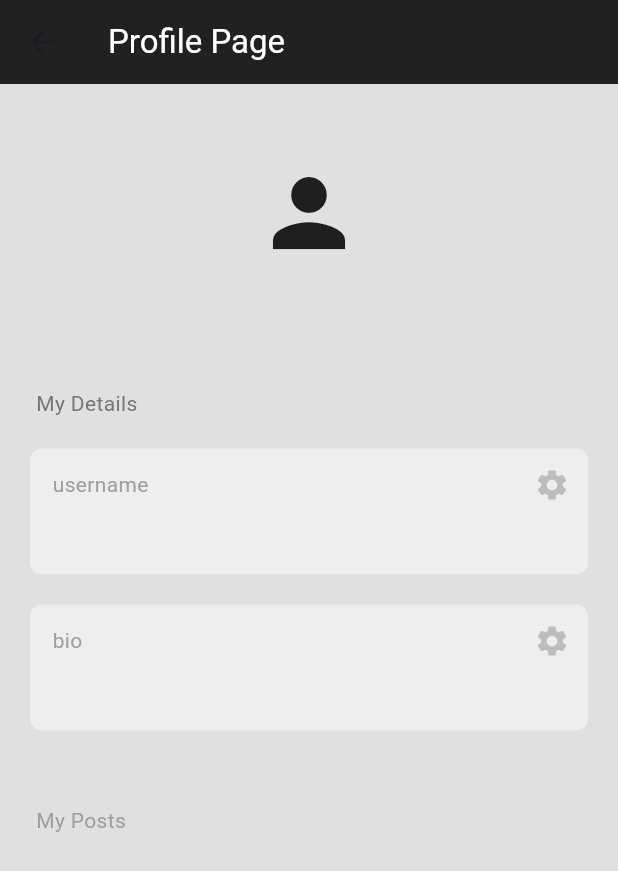
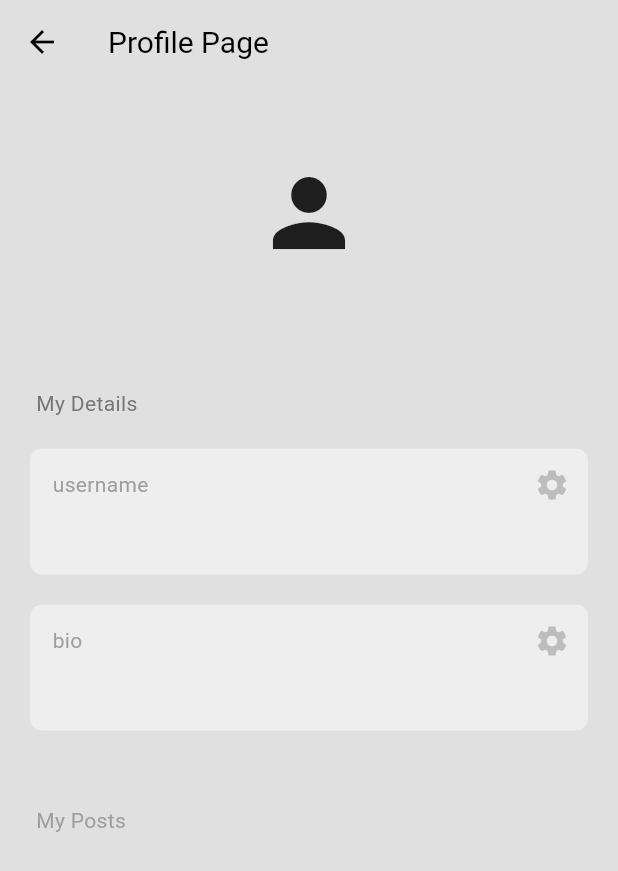
Before and after one commit to funnyTinyCat/flutter10, a Flutter app: the ProfilePage screen opened directly, on a phone screen of 412 x 824 dp. Shown: the top 871 px of the screen. Run offline on Flutter 3.47's test engine with Material 3 defaults, Android fonts, the phone set to English and light mode, and no system bars; our stand-ins replace cloud_firestore, firebase_auth, firebase_core, google_sign_in; accounts and stored records are empty; network calls fail.

Commit message:
Added bug resolving with themes and delete posts + comments

```diff
--- a/lib/components/comment.dart
+++ b/lib/components/comment.dart
@@ -18,7 +18,8 @@
   Widget build(BuildContext context) {
     return Container(
       decoration: BoxDecoration(
-        color: Colors.grey[300],
+     //   color: Colors.grey[300],
+        color: Theme.of(context).colorScheme.secondary,
         borderRadius: BorderRadius.circular(6),
       ),
       margin: const EdgeInsets.only(bottom: 6),
--- a/lib/components/text_box.dart
+++ b/lib/components/text_box.dart
@@ -18,7 +18,7 @@
   Widget build(BuildContext context) {
     return Container(
       decoration: BoxDecoration(
-        color: Colors.grey[200],
+        color: Theme.of(context).colorScheme.primary,
         borderRadius: BorderRadius.circular(8),
       ),
       padding: const EdgeInsets.only(left: 15, bottom: 15,),
--- a/lib/pages/home_page.dart
+++ b/lib/pages/home_page.dart
@@ -64,7 +64,8 @@
   @override
   Widget build(BuildContext context) {
     return Scaffold(
-      backgroundColor: Colors.grey[300],
+     // backgroundColor: Colors.grey[300],
+     backgroundColor: Theme.of(context).colorScheme.surface,
       appBar: AppBar(
         title: const Text("The Wall"),
         // actions: [
--- a/lib/pages/profile_page.dart
+++ b/lib/pages/profile_page.dart
@@ -93,13 +93,14 @@
   @override
   Widget build(BuildContext context) {
     return Scaffold(
-      backgroundColor: Colors.grey[300],
+      backgroundColor: Theme.of(context).colorScheme.surface,
       appBar: AppBar(
-        title: const Text(
+        title:  Text(
           "Profile Page",
-          style: TextStyle(color: Colors.white),
+   //       style: TextStyle(color: Theme.of(context).colorScheme.secondary,),
+         // style: TextStyle(color: Colors.grey[900],),
         ),
-        backgroundColor: Colors.grey[900],
+  //      backgroundColor: Colors.grey[900],
       ),
       body: StreamBuilder<DocumentSnapshot>(
         stream: FirebaseFirestore.instance.collection("Users").doc(currentUser.email).snapshots(),
--- /dev/null
+++ b/lib/themes/dark_theme.dart
@@ -0,0 +1,28 @@
+
+
+import 'package:flutter/material.dart';
+
+ThemeData darkTheme = ThemeData(
+  brightness: Brightness.dark,
+  appBarTheme: const AppBarTheme(
+    backgroundColor:  Colors.black,
+    iconTheme: IconThemeData(
+      color: Colors.white,
+    ),
+    titleTextStyle: TextStyle(
+      color: Colors.white,
+      fontSize: 20,
+    ),
+  ),
+  colorScheme: ColorScheme.dark(
+    surface: Colors.black,
+    primary: Colors.grey[900]!,
+    secondary: Colors.grey[800]!,
+
+  ),
+  textButtonTheme: TextButtonThemeData(
+    style: TextButton.styleFrom(
+      foregroundColor: Colors.white,
+    )
+  ),
+);
--- /dev/null
+++ b/lib/themes/light_theme.dart
@@ -0,0 +1,29 @@
+
+
+import 'package:flutter/material.dart';
+
+ThemeData lightTheme = ThemeData(
+  brightness: Brightness.light,
+  appBarTheme: const AppBarTheme(
+    backgroundColor: Colors.transparent,
+    elevation: 0,
+    iconTheme: IconThemeData(
+      color: Colors.black,
+    ),
+    titleTextStyle: TextStyle(
+      color: Colors.black,
+      fontSize: 20,
+    ),
+  ),
+  colorScheme: ColorScheme.light(
+    surface: Colors.grey[300]!,
+    primary: Colors.grey[200]!,
+    secondary: Colors.grey[300]!,
+  ),
+  textButtonTheme: TextButtonThemeData(
+
+    style: TextButton.styleFrom(
+      foregroundColor: Colors.black,
+    ),
+  ),
+);
```
Also changed, not shown: lib/components/delete_button.dart (added, +21 -0 lines), lib/components/my_textfield.dart (+6 -3 lines), lib/components/wall_post.dart (+69 -3 lines), lib/main.dart (+6 -1 lines), 1 other file.
